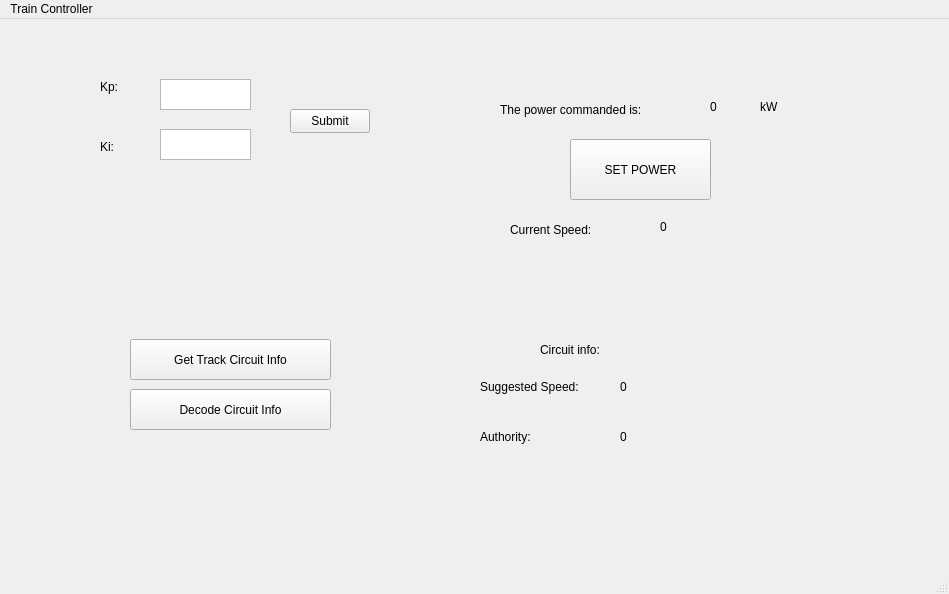
First picture: the form in SWTrainController/SWTrainController.ui, repository marmysl/ece1140, before the edit.
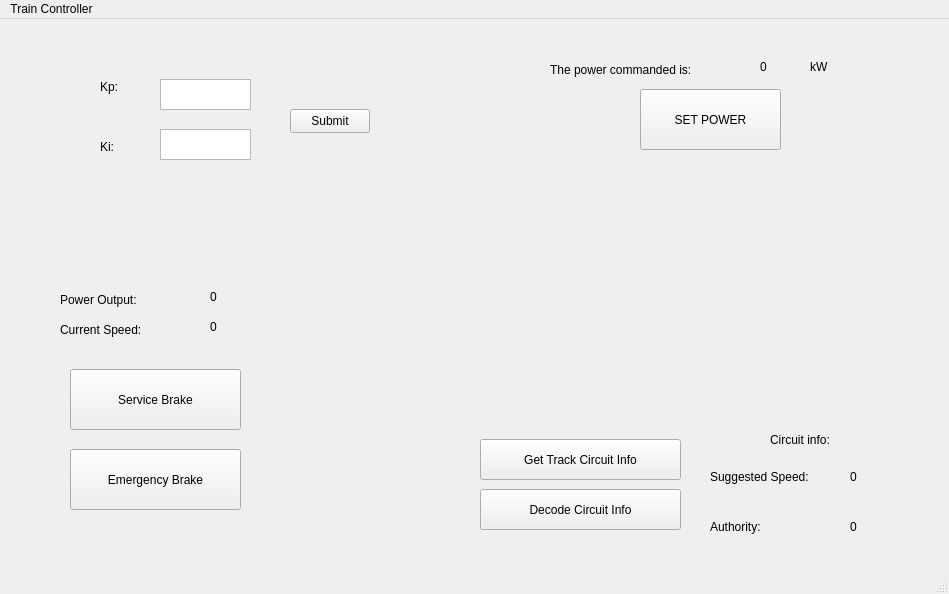
Second picture: the form after the edit.

```diff
--- a/SWTrainController/SWTrainController.ui
+++ b/SWTrainController/SWTrainController.ui
@@ -76,8 +76,8 @@
    <widget class="QLabel" name="pcmd_label">
     <property name="geometry">
      <rect>
-      <x>500</x>
-      <y>80</y>
+      <x>550</x>
+      <y>40</y>
       <width>171</width>
       <height>21</height>
      </rect>
@@ -89,21 +89,21 @@
    <widget class="QLabel" name="p_out_label">
     <property name="geometry">
      <rect>
-      <x>710</x>
-      <y>80</y>
-      <width>58</width>
-      <height>16</height>
-     </rect>
-    </property>
-    <property name="text">
-     <string>0</string>
-    </property>
-   </widget>
-   <widget class="QLabel" name="kW_label">
-    <property name="geometry">
-     <rect>
       <x>760</x>
-      <y>80</y>
+      <y>40</y>
+      <width>58</width>
+      <height>16</height>
+     </rect>
+    </property>
+    <property name="text">
+     <string>0</string>
+    </property>
+   </widget>
+   <widget class="QLabel" name="kW_label">
+    <property name="geometry">
+     <rect>
+      <x>810</x>
+      <y>40</y>
       <width>58</width>
       <height>16</height>
      </rect>
@@ -115,8 +115,8 @@
    <widget class="QPushButton" name="sendPowerButton">
     <property name="geometry">
      <rect>
-      <x>570</x>
-      <y>120</y>
+      <x>640</x>
+      <y>70</y>
       <width>141</width>
       <height>61</height>
      </rect>
@@ -128,8 +128,8 @@
    <widget class="QPushButton" name="getCircuitInfoButton">
     <property name="geometry">
      <rect>
-      <x>130</x>
-      <y>320</y>
+      <x>480</x>
+      <y>420</y>
       <width>201</width>
       <height>41</height>
      </rect>
@@ -141,8 +141,8 @@
    <widget class="QPushButton" name="decodeButton">
     <property name="geometry">
      <rect>
-      <x>130</x>
-      <y>370</y>
+      <x>480</x>
+      <y>470</y>
       <width>201</width>
       <height>41</height>
      </rect>
@@ -154,8 +154,8 @@
    <widget class="QLabel" name="circuitInfo">
     <property name="geometry">
      <rect>
-      <x>540</x>
-      <y>320</y>
+      <x>770</x>
+      <y>410</y>
       <width>101</width>
       <height>21</height>
      </rect>
@@ -167,8 +167,8 @@
    <widget class="QLabel" name="currspeed">
     <property name="geometry">
      <rect>
-      <x>510</x>
-      <y>200</y>
+      <x>60</x>
+      <y>300</y>
       <width>121</width>
       <height>21</height>
      </rect>
@@ -180,8 +180,8 @@
    <widget class="QLabel" name="authority">
     <property name="geometry">
      <rect>
-      <x>480</x>
-      <y>410</y>
+      <x>710</x>
+      <y>500</y>
       <width>58</width>
       <height>16</height>
      </rect>
@@ -193,8 +193,8 @@
    <widget class="QLabel" name="currspeed_">
     <property name="geometry">
      <rect>
-      <x>660</x>
-      <y>200</y>
+      <x>210</x>
+      <y>300</y>
       <width>58</width>
       <height>16</height>
      </rect>
@@ -206,8 +206,8 @@
    <widget class="QLabel" name="authority_">
     <property name="geometry">
      <rect>
-      <x>620</x>
-      <y>410</y>
+      <x>850</x>
+      <y>500</y>
       <width>58</width>
       <height>16</height>
      </rect>
@@ -219,8 +219,8 @@
    <widget class="QLabel" name="suggspeed_">
     <property name="geometry">
      <rect>
-      <x>620</x>
-      <y>360</y>
+      <x>850</x>
+      <y>450</y>
       <width>58</width>
       <height>16</height>
      </rect>
@@ -232,8 +232,8 @@
    <widget class="QLabel" name="suggspeed">
     <property name="geometry">
      <rect>
-      <x>480</x>
-      <y>360</y>
+      <x>710</x>
+      <y>450</y>
       <width>111</width>
       <height>16</height>
      </rect>
@@ -242,6 +242,58 @@
      <string>Suggested Speed:</string>
     </property>
    </widget>
+   <widget class="QPushButton" name="serviceBrake">
+    <property name="geometry">
+     <rect>
+      <x>70</x>
+      <y>350</y>
+      <width>171</width>
+      <height>61</height>
+     </rect>
+    </property>
+    <property name="text">
+     <string>Service Brake</string>
+    </property>
+   </widget>
+   <widget class="QPushButton" name="emergencyBrake">
+    <property name="geometry">
+     <rect>
+      <x>70</x>
+      <y>430</y>
+      <width>171</width>
+      <height>61</height>
+     </rect>
+    </property>
+    <property name="text">
+     <string>Emergency Brake</string>
+    </property>
+   </widget>
+   <widget class="QLabel" name="powerOutput_">
+    <property name="geometry">
+     <rect>
+      <x>210</x>
+      <y>270</y>
+      <width>58</width>
+      <height>16</height>
+     </rect>
+    </property>
+    <property name="text">
+     <string>0</string>
+    </property>
+   </widget>
+   <widget class="QLabel" name="powerOutput">
+    <property name="geometry">
+     <rect>
+      <x>60</x>
+      <y>270</y>
+      <width>121</width>
+      <height>21</height>
+     </rect>
+    </property>
+    <property name="text">
+     <string>Power Output:</string>
+    </property>
+   </widget>
   </widget>
   <widget class="QMenuBar" name="menubar">
    <property name="geometry">
```
